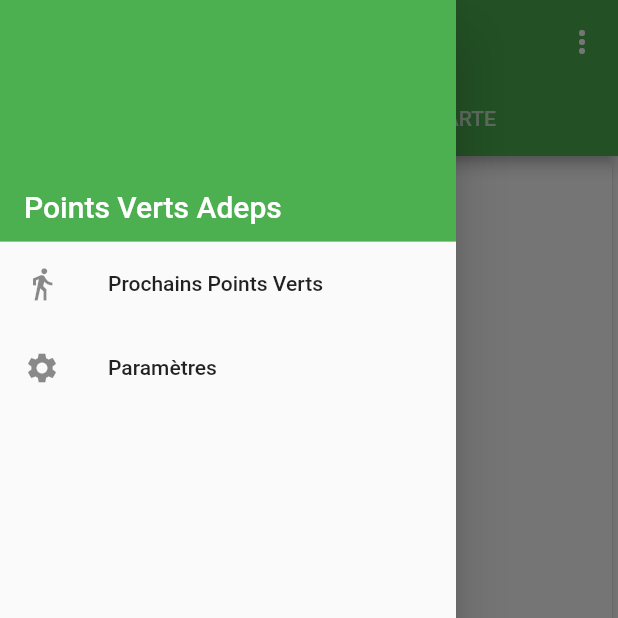
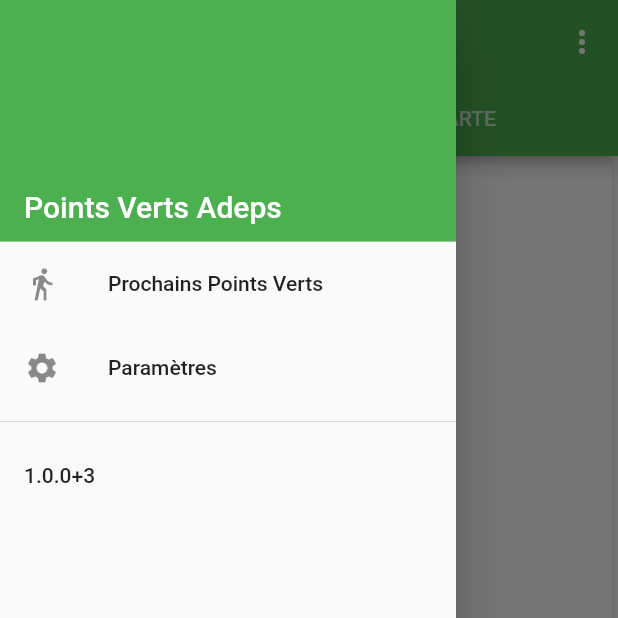
Before and after one commit to etnic-elab/points_verts, a Flutter app: the screen it shows after launch, with the side drawer open, on a phone screen of 412 x 824 dp, the top half of it. Run offline on Flutter 3.47's test engine with Material 2 defaults, Android fonts, the phone set to English and light mode, and no system bars; our stand-ins replace csv, flutter_dotenv, flutter_map, geolocator, latlong, package_info and 4 more; accounts and stored records are empty; network calls fail.

Commit message:
Show version number in drawer

```diff
--- a/lib/app_drawer.dart
+++ b/lib/app_drawer.dart
@@ -1,5 +1,6 @@
 import 'package:flutter/cupertino.dart';
 import 'package:flutter/material.dart';
+import 'package:package_info/package_info.dart';
 import 'package:points_verts/settings.dart';
 import 'package:points_verts/walk_list.dart';
 
@@ -8,7 +9,6 @@ class AppDrawer extends StatelessWidget {
   Widget build(BuildContext context) {
     return Drawer(
       child: ListView(
-        // Important: Remove any padding from the ListView.
         padding: EdgeInsets.zero,
         children: <Widget>[
           DrawerHeader(
@@ -38,6 +38,21 @@ class AppDrawer extends StatelessWidget {
                   context, MaterialPageRoute(builder: (context) => Settings()));
             },
           ),
+          Divider(),
+          ListTile(
+            title: FutureBuilder(
+                future: PackageInfo.fromPlatform(),
+                builder: (BuildContext context,
+                    AsyncSnapshot<PackageInfo> snapshot) {
+                  if (snapshot.connectionState == ConnectionState.done) {
+                    if (snapshot.hasData) {
+                      PackageInfo info = snapshot.data;
+                      return Text("${info.version}+${info.buildNumber}");
+                    }
+                  }
+                  return SizedBox();
+                }),
+          ),
         ],
       ),
     );
--- a/pubspec.yaml
+++ b/pubspec.yaml
@@ -37,6 +37,7 @@ dependencies:
   shared_preferences: ^0.5.6
   webview_flutter: ^0.3.19+5
   flutter_dotenv: ^2.1.0
+  package_info: ^0.4.0+13
 
 dev_dependencies:
   flutter_test:
```
Also changed, not shown: pubspec.lock.
